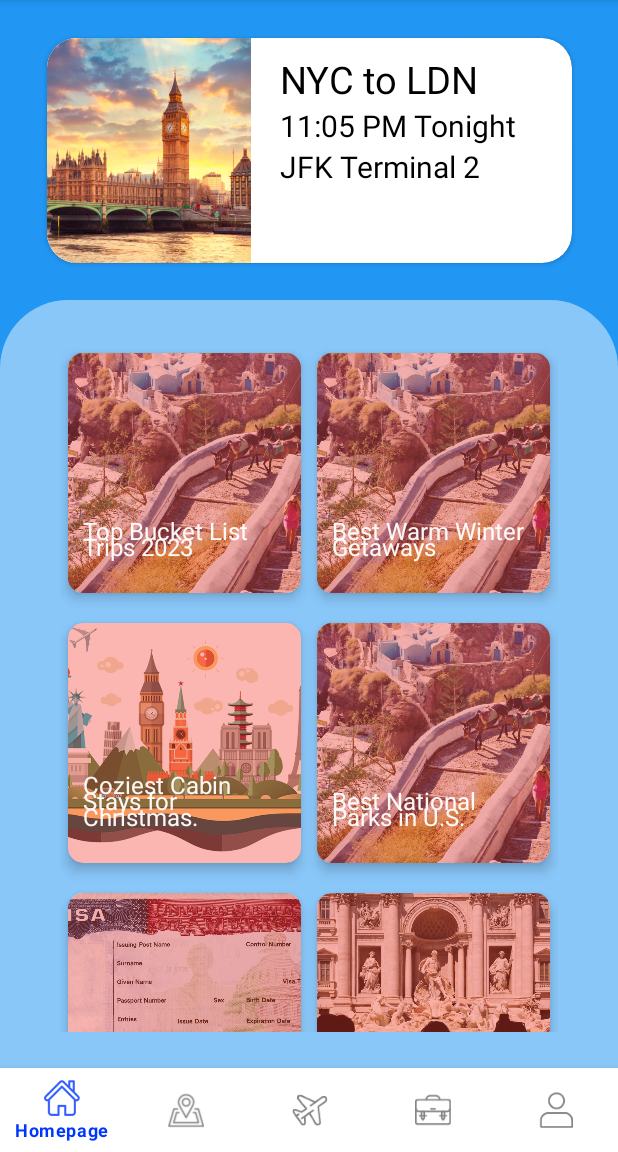
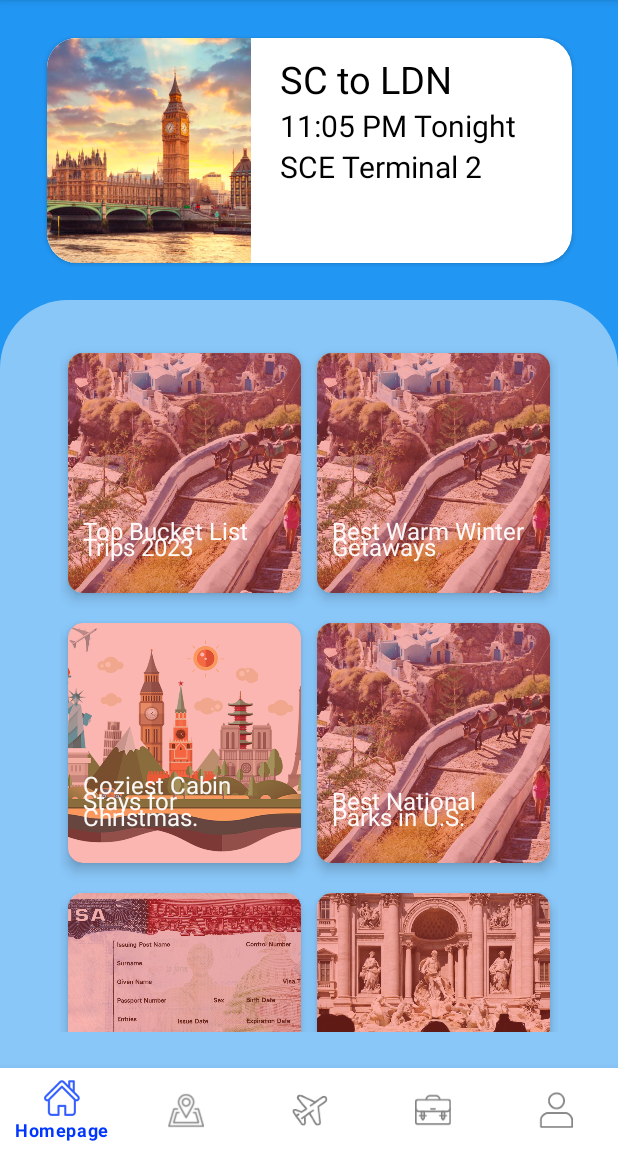
Before and after one commit to jiwagon/Tripper-App, an Android app: the screen it shows after launch (MainActivity), on a phone screen of 412 x 824 dp, the part 84-1236 px from its top. Run offline under Robolectric (Android 15) with nearby library versions, the phone set to English and light mode, and no system bars; our stand-ins replace navigation-ui.

Commit message:
edited home widget

```diff
--- a/app/src/main/res/values/strings.xml
+++ b/app/src/main/res/values/strings.xml
@@ -12,8 +12,10 @@
     <string name = "home_widget_title">Current</string>
 
     <!--Homepage Top Widget-->
-    <string name = "widget_heading1">NYC to LDN</string>
+    <string name = "widget_heading1">SC to LDN</string>
     <string name = "widget_heading2">11:05 PM Tonight</string>
+    <string name="widget_heading3">SCE Terminal 2</string>
+    <string name="widget_pic_contentDesc">Search icon to act as a search button</string>
 
     <!--Homepage Recycler View Items-->
     <string name="text1">Top Bucket List Trips 2023</string>
@@ -52,7 +54,6 @@
     <string name="login_text">You have logged in!</string>
     <string name="widget_checkin_button">Check In</string>
     <string name="acc_name">Jane Doe</string>
-    <string name="widget_pic_contentDesc">Search icon to act as a search button</string>
     <string name="backarrow_contentDesc">Back arrow icon to act as a back button</string>
-    <string name="widget_heading3">JFK Terminal 2</string>
+
 </resources>
```
Also changed, not shown: app/src/main/res/drawable/tracker_1.png (added), app/src/main/res/drawable/tracker_2.png (added), app/src/main/res/drawable/tracker_3.png (added).
